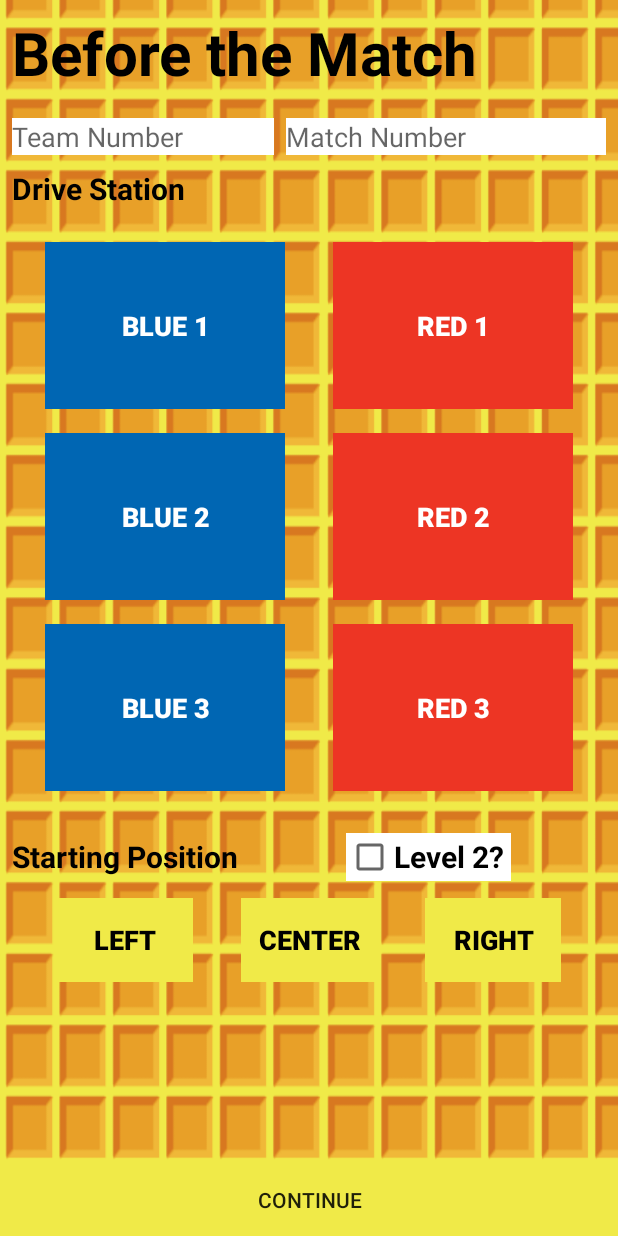
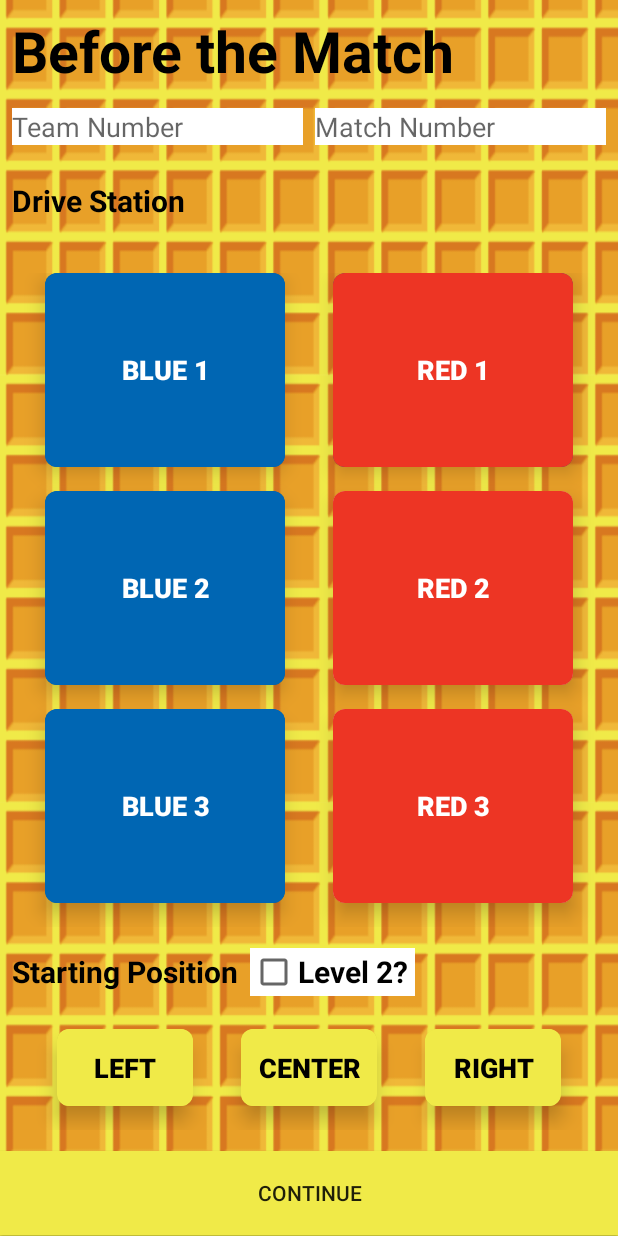
Before and after one commit to FRC-4476-WAFFLES/ScoutingApp, an Android app: the layout activity_game_id1_before.xml on its own in the app's theme, with its tools: preview values and no code run, on a phone screen of 412 x 824 dp. Run offline under Robolectric (Android 15) with nearby library versions, the phone set to English and light mode, and no system bars.

Commit message:
** working. make pregame logic work
pregame now scales properly with screen size, still need to implement keeping track of the data.

```diff
--- a/app/src/main/AndroidManifest.xml
+++ b/app/src/main/AndroidManifest.xml
@@ -16,6 +16,7 @@
         android:roundIcon="@mipmap/ic_launcher_round"
         android:supportsRtl="true"
         android:theme="@style/AppTheme">
+
         <activity android:name=".GameId1.GameId1Autonomous"></activity>
         <activity android:name=".GameId1.GameId1Before" />
         <activity android:name=".GameId0.GameId0Before" />
--- a/app/src/main/java/com/wcr/wafflesscoutingapp/GameId1/GameId1.java
+++ b/app/src/main/java/com/wcr/wafflesscoutingapp/GameId1/GameId1.java
@@ -19,6 +19,9 @@ public class GameId1 extends AppCompatActivity {
         if(app_data.getGame_state().equals(getString(R.string.pregame))){
             Intent startIntent = new Intent(getApplicationContext(), GameId1Before.class);
             startActivity(startIntent);
+        }else if(app_data.getGame_state().equals(getString(R.string.sandstorm))){
+            Intent startIntent = new Intent(getApplicationContext(), GameId1Autonomous.class);
+            startActivity(startIntent);
         }
     }
 }
--- a/app/src/main/res/layout/activity_game_id1_autonomous.xml
+++ b/app/src/main/res/layout/activity_game_id1_autonomous.xml
@@ -4,7 +4,7 @@
     xmlns:tools="http://schemas.android.com/tools"
     android:layout_width="match_parent"
     android:layout_height="match_parent"
-    android:background="@drawable/waffle_background1280x1920_400dpi"
+    android:background="@drawable/waffle_background1280x1920_96dpi"
     tools:context=".GameId1.GameId1Autonomous">
 
     <TextView
--- a/app/src/main/res/layout/activity_game_id1_before.xml
+++ b/app/src/main/res/layout/activity_game_id1_before.xml
@@ -4,30 +4,76 @@
     xmlns:tools="http://schemas.android.com/tools"
     android:layout_width="match_parent"
     android:layout_height="match_parent"
-    android:background="@drawable/waffle_background1280x1920_400dpi"
+    android:background="@drawable/waffle_background1280x1920_96dpi"
     tools:context=".GameId1.GameId1Before">
+
+    <LinearLayout
+        android:layout_width="match_parent"
+        android:orientation="vertical"
+        android:layout_height="match_parent">
 
         <TextView
             android:id="@+id/titleTextView"
             android:layout_width="match_parent"
-        android:layout_height="wrap_content"
+            android:layout_height="0dp"
+            android:layout_weight="0.07"
             android:layout_marginStart="8dp"
             android:layout_marginTop="8dp"
+            android:layout_marginBottom="8dp"
             android:layout_marginEnd="8dp"
             android:text="@string/pregame_title"
-        android:textSize="40sp"
+            android:textSize="38dp"
             android:textStyle="bold"
             android:textColor="@android:color/black"
             app:layout_constraintEnd_toEndOf="parent"
             app:layout_constraintStart_toStartOf="parent"
             app:layout_constraintTop_toTopOf="parent" />
 
+        <LinearLayout
+            android:layout_width="match_parent"
+            android:layout_height="0dp"
+            android:layout_weight="0.05"
+            android:orientation="horizontal">
+            <EditText
+                android:id="@+id/teamNumberEditText"
+                android:layout_width="0dp"
+                android:layout_weight="0.5"
+                android:layout_height="wrap_content"
+                android:layout_marginStart="8dp"
+                android:layout_marginTop="0dp"
+                android:layout_marginEnd="8dp"
+                android:layout_marginLeft="0dp"
+                android:layout_marginRight="0dp"
+                android:ems="10"
+                android:inputType="number"
+                android:hint="Team Number"
+                android:background="@android:color/white"
+                app:layout_constraintEnd_toStartOf="@+id/matchNumberEditText"
+                app:layout_constraintStart_toStartOf="parent" />
+
+            <EditText
+                android:id="@+id/matchNumberEditText"
+                android:layout_width="0dp"
+                android:layout_height="wrap_content"
+                android:layout_marginEnd="8dp"
+                android:layout_weight="0.5"
+                android:background="@android:color/white"
+                android:ems="10"
+                android:hint="Match Number"
+                android:inputType="number"
+                app:layout_constraintBottom_toBottomOf="@+id/teamNumberEditText"
+                app:layout_constraintEnd_toEndOf="parent"
+                app:layout_constraintTop_toTopOf="@+id/teamNumberEditText"
+                app:layout_constraintVertical_bias="0.0" />
+        </LinearLayout>
+
         <TextView
             android:id="@+id/driverStationTextView"
             android:layout_width="wrap_content"
-        android:layout_height="wrap_content"
+            android:layout_height="0dp"
+            android:layout_weight="0.05"
             android:layout_marginStart="8dp"
-        android:layout_marginTop="50dp"
+            android:layout_marginTop="8dp"
             android:text="Drive Station"
             android:textColor="@android:color/black"
             android:textSize="20sp"
@@ -38,7 +84,8 @@
         <LinearLayout
             android:id="@+id/linearLayout"
             android:layout_width="match_parent"
-        android:layout_height="410dp"
+            android:layout_height="0dp"
+            android:layout_weight="0.58"
             android:layout_marginTop="8dp"
             android:baselineAligned="false"
             app:layout_constraintTop_toBottomOf="@+id/driverStationTextView">
@@ -218,6 +265,11 @@
             </GridLayout>
         </LinearLayout>
 
+        <LinearLayout
+            android:layout_width="match_parent"
+            android:layout_height="0dp"
+            android:layout_weight="0.05"
+            android:orientation="horizontal">
             <TextView
                 android:id="@+id/startPostitionTextView"
                 android:layout_width="wrap_content"
@@ -229,11 +281,27 @@
                 android:textColor="@android:color/black"
                 app:layout_constraintStart_toStartOf="parent"
                 app:layout_constraintTop_toBottomOf="@+id/linearLayout" />
+            <CheckBox
+                android:id="@+id/startPosCheckBox"
+                android:layout_width="wrap_content"
+                android:layout_height="wrap_content"
+                android:layout_marginStart="8dp"
+                android:layout_marginEnd="8dp"
+                android:text="Level 2? "
+                android:textSize="20sp"
+                android:textStyle="bold"
+                android:background="@android:color/white"
+                app:layout_constraintBottom_toBottomOf="@+id/startPostitionTextView"
+                app:layout_constraintEnd_toEndOf="parent"
+                app:layout_constraintStart_toEndOf="@+id/startPostitionTextView"
+                app:layout_constraintTop_toTopOf="@+id/startPostitionTextView" />
+        </LinearLayout>
 
         <LinearLayout
             android:id="@+id/linearLayout2"
             android:layout_width="match_parent"
-        android:layout_height="100dp"
+            android:layout_height="0dp"
+            android:layout_weight="0.12"
             android:layout_marginStart="8dp"
             android:layout_marginEnd="8dp"
             app:layout_constraintEnd_toEndOf="parent"
@@ -335,64 +403,19 @@
             </GridLayout>
         </LinearLayout>
 
-    <CheckBox
-        android:id="@+id/startPosCheckBox"
-        android:layout_width="wrap_content"
-        android:layout_height="wrap_content"
-        android:layout_marginStart="8dp"
-        android:layout_marginEnd="8dp"
-        android:text="Level 2? "
-        android:textSize="20sp"
-        android:textStyle="bold"
-        android:background="@android:color/white"
-        app:layout_constraintBottom_toBottomOf="@+id/startPostitionTextView"
-        app:layout_constraintEnd_toEndOf="parent"
-        app:layout_constraintStart_toEndOf="@+id/startPostitionTextView"
-        app:layout_constraintTop_toTopOf="@+id/startPostitionTextView" />
-
-    <EditText
-        android:id="@+id/teamNumberEditText"
-        android:layout_width="0dp"
-        android:layout_weight="0.5"
-        android:layout_height="wrap_content"
-        android:layout_marginStart="8dp"
-        android:layout_marginTop="8dp"
-        android:layout_marginEnd="8dp"
-        android:layout_marginLeft="0dp"
-        android:layout_marginRight="0dp"
-        android:ems="10"
-        android:inputType="number"
-        android:hint="Team Number"
-        android:background="@android:color/white"
-        app:layout_constraintBottom_toTopOf="@+id/driverStationTextView"
-        app:layout_constraintEnd_toStartOf="@+id/matchNumberEditText"
-        app:layout_constraintStart_toStartOf="parent"
-        app:layout_constraintTop_toBottomOf="@+id/titleTextView" />
-
-    <EditText
-        android:id="@+id/matchNumberEditText"
-        android:layout_width="0dp"
-        android:layout_height="wrap_content"
-        android:layout_marginEnd="8dp"
-        android:layout_weight="0.5"
-        android:background="@android:color/white"
-        android:ems="10"
-        android:hint="Match Number"
-        android:inputType="number"
-        app:layout_constraintBottom_toBottomOf="@+id/teamNumberEditText"
-        app:layout_constraintEnd_toEndOf="parent"
-        app:layout_constraintTop_toTopOf="@+id/teamNumberEditText"
-        app:layout_constraintVertical_bias="0.0" />
-
         <Button
             android:id="@+id/continueButton"
             android:layout_width="match_parent"
-        android:layout_height="wrap_content"
+            android:layout_height="0dp"
+            android:layout_weight="0.07"
             android:text="Continue"
             android:background="@color/wafflesYellow"
             app:layout_constraintBottom_toBottomOf="parent"
             app:layout_constraintEnd_toEndOf="parent"
             app:layout_constraintStart_toStartOf="parent" />
 
+    </LinearLayout>
+
+
 
 </androidx.constraintlayout.widget.ConstraintLayout>
--- a/app/src/main/res/values/styles.xml
+++ b/app/src/main/res/values/styles.xml
@@ -6,6 +6,8 @@
         <item name="colorPrimary">@color/colorPrimary</item>
         <item name="colorPrimaryDark">@color/colorPrimaryDark</item>
         <item name="colorAccent">@color/colorAccent</item>
+        <item name="windowActionBar">false</item>
+        <item name="windowNoTitle">true</item>
     </style>
 
 </resources>
```
Also changed, not shown: app/src/main/java/com/wcr/wafflesscoutingapp/GameId1/GameId1Before.java (+47 -13 lines). Lines whose indentation alone changed are shown as unchanged.
